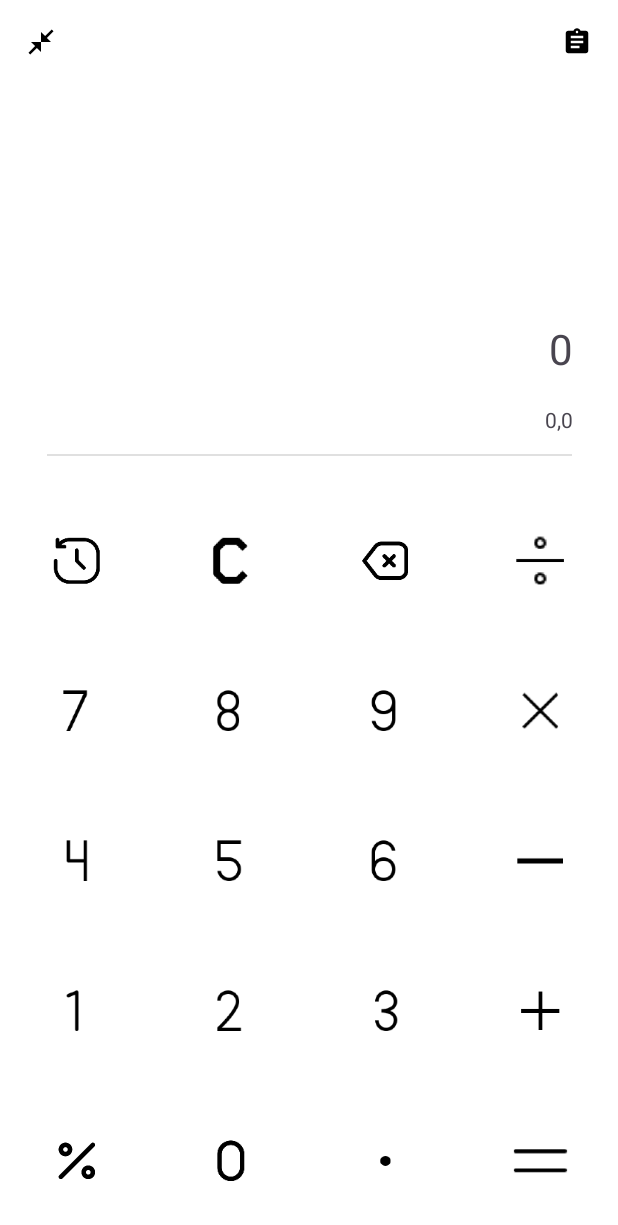
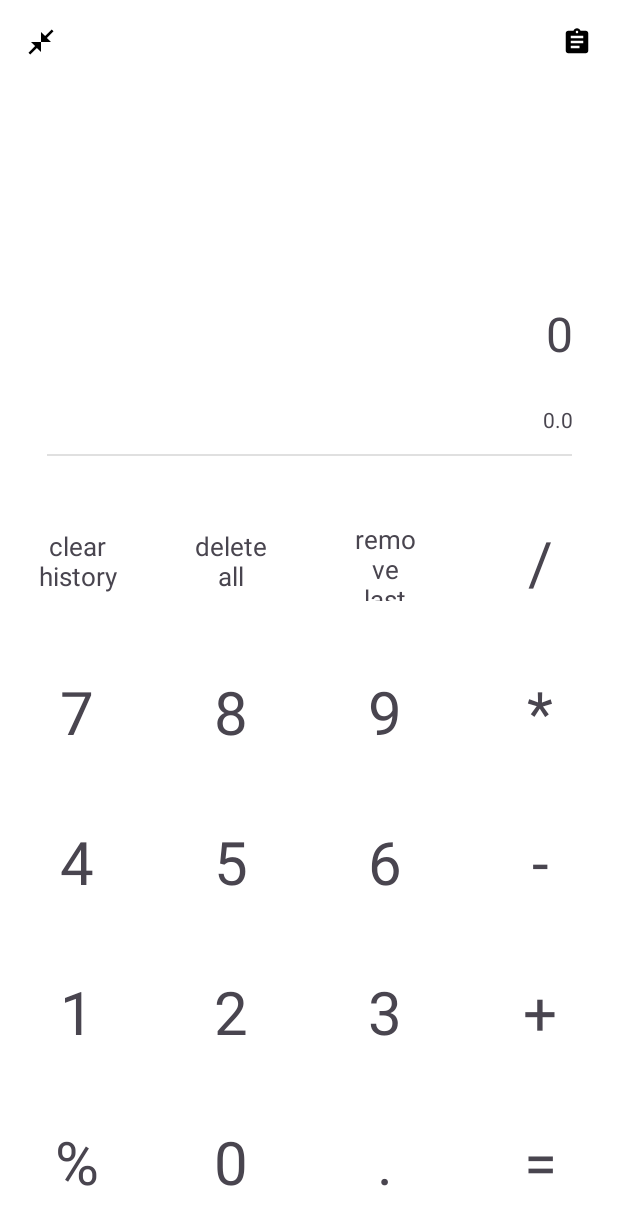
Before and after one commit to albedoVolkov/MyCalculator, an Android app: the screen it shows after launch (MainActivity), on a phone screen of 412 x 824 dp. Shown: the top 1225 px of the screen. Run offline under Robolectric (Android 15) with nearby library versions, the phone set to English and light mode, and no system bars.

Commit message:
3 commit - fix bags and update UI

```diff
--- a/app/build.gradle
+++ b/app/build.gradle
@@ -5,12 +5,12 @@ plugins {
 
 android {
     namespace 'com.example.mycalculator'
-    compileSdk 33
+    compileSdk 34
 
     defaultConfig {
         applicationId "com.example.mycalculator"
         minSdk 28
-        targetSdk 33
+        targetSdk 34
         versionCode 1
         versionName "1.0"
 
--- a/app/src/main/java/com/example/mycalculator/presentation/mainActivity/MainActivity.kt
+++ b/app/src/main/java/com/example/mycalculator/presentation/mainActivity/MainActivity.kt
@@ -49,7 +49,7 @@ class MainActivity : AppCompatActivity(), FromTaskActivityToMainActivity {
 
     private fun setObservers() {
         binding.textViewResultMainActivity.text = "0"
-        binding.textView1MainActivity.text = "0,0"
+        binding.textView1MainActivity.text = "0.0"
 
         viewModel.mainText.observe(this) {
             viewModel.filterItems("None")//usual
@@ -62,7 +62,7 @@ class MainActivity : AppCompatActivity(), FromTaskActivityToMainActivity {
             mainText = list.toString()
             binding.textViewResultMainActivity.text = mainText
 
-            resultText = showResult(list)
+            resultText = showResult(list.toString())
             binding.textView1MainActivity.text = resultText
 
             Log.d(TAG, "string = $mainText")
@@ -140,22 +140,27 @@ class MainActivity : AppCompatActivity(), FromTaskActivityToMainActivity {
             val result = Expression(expression).calculate()
             if (result.isNaN()) {
                 // Show Error Message
-                "0,0"
+                "0.0"
             } else {
                 // Show Result
                 DecimalFormat("0.######").format(result).toString()
             }
         } catch (e: Exception) {
             // Show Error Message
+            Log.d(TAG, "string = Error")
             "Error"
         }
-        return mainResult ?: "0,0"
+        return getOutputExpression(mainResult)
     }
 
     private fun getInputExpression(string : String): String {
         var expression = string.replace(Regex("÷"), "/")
         expression = expression.replace(Regex("×"), "*")
         return expression
+    }
+
+    private fun getOutputExpression(string : String): String {
+        return string.replace(Regex(","), ".")
     }
 
 
--- a/app/src/main/java/com/example/mycalculator/presentation/mainActivity/MainViewModel.kt
+++ b/app/src/main/java/com/example/mycalculator/presentation/mainActivity/MainViewModel.kt
@@ -19,17 +19,17 @@ class MainViewModel : ViewModel() {
 
     init {
         _mainText.value = ""
-        _showMainText.value = "0,0"
+        _showMainText.value = "0.0"
     }
 
 
     fun filterItems(filterType: String) {
         Log.d(TAG, "filterType is $filterType and list is ${_mainText.value}")
         _showMainText.value = when (filterType) {
-            "None" -> _mainText.value ?: "0,0"
-            "Zero" -> "0,0"
-            "Reversed" -> _mainText.value?.reversed() ?: "0,0"
-            else -> { "0,0" }
+            "None" -> _mainText.value ?: "0.0"
+            "Zero" -> "0.0"
+            "Reversed" -> _mainText.value?.reversed() ?: "0.0"
+            else -> { "0.0" }
         }
     }
 
--- a/app/src/main/res/drawable/button_selector.xml
+++ b/app/src/main/res/drawable/button_selector.xml
@@ -1,12 +1,14 @@
 <?xml version="1.0" encoding="utf-8"?>
 <selector xmlns:android="http://schemas.android.com/apk/res/android">
     <item android:state_pressed="false">
-        <shape android:shape="oval">
+        <shape android:shape="rectangle">
+            <corners android:radius="15dp"/>
             <solid android:color="@color/white"/>
         </shape>
     </item>
     <item android:state_pressed="true">
-        <shape android:shape="oval">
+        <shape android:shape="rectangle">
+            <corners android:radius="15dp"/>
             <solid android:color="@color/Gray_30" />
         </shape>
     </item>
--- a/app/src/main/res/layout/activity_main.xml
+++ b/app/src/main/res/layout/activity_main.xml
@@ -48,10 +48,10 @@
             <TextView
                 android:id="@+id/textView_result_main_activity"
                 android:layout_width="match_parent"
-                android:layout_height="50dp"
+                android:layout_height="70dp"
                 android:layout_marginHorizontal="30dp"
                 android:gravity="right|center_vertical"
-                android:textSize="28sp"
+                android:textSize="32sp"
                 app:layout_constraintBottom_toTopOf="@+id/textView_1_main_activity"
                 app:layout_constraintEnd_toEndOf="parent"
                 app:layout_constraintStart_toStartOf="parent"
--- a/app/src/main/res/layout/mini_buttons_fragment.xml
+++ b/app/src/main/res/layout/mini_buttons_fragment.xml
@@ -30,41 +30,49 @@
                 android:layout_weight="1"
                 android:orientation="horizontal">
 
-                <androidx.appcompat.widget.AppCompatImageView
+                <TextView
                     android:id="@+id/view1_1"
                     android:layout_width="80dp"
                     android:layout_height="match_parent"
                     android:layout_weight="1"
                     android:background="@drawable/button_selector"
-                    android:padding="27dp"
-                    android:src="@mipmap/close_history" />
+                    android:gravity="center"
+                    android:padding="23dp"
+                    android:text="clear history"
+                    android:textSize="17sp" />
 
-                <androidx.appcompat.widget.AppCompatImageView
+                <TextView
                     android:id="@+id/view1_2"
                     android:layout_width="80dp"
                     android:layout_height="match_parent"
                     android:layout_weight="1"
                     android:background="@drawable/button_selector"
-                    android:padding="27dp"
-                    android:src="@mipmap/c_button" />
+                    android:gravity="center"
+                    android:padding="23dp"
+                    android:text="delete all"
+                    android:textSize="17sp" />
 
-                <androidx.appcompat.widget.AppCompatImageView
+                <TextView
                     android:id="@+id/view1_3"
                     android:layout_width="80dp"
                     android:layout_height="match_parent"
                     android:layout_weight="1"
                     android:background="@drawable/button_selector"
-                    android:padding="27dp"
-                    android:src="@mipmap/remove_round" />
+                    android:gravity="center"
+                    android:padding="23dp"
+                    android:text="remove last"
+                    android:textSize="17sp" />
 
-                <androidx.appcompat.widget.AppCompatImageView
+                <TextView
                     android:id="@+id/view1_4"
                     android:layout_width="80dp"
                     android:layout_height="match_parent"
                     android:layout_weight="1"
                     android:background="@drawable/button_selector"
-                    android:padding="13dp"
-                    android:src="@mipmap/divide" />
+                    android:gravity="center"
+                    android:padding="23dp"
+                    android:text="/"
+                    android:textSize="40sp" />
             </LinearLayout>
 
             <LinearLayout
@@ -74,41 +82,49 @@
                 android:layout_weight="1"
                 android:orientation="horizontal">
 
-                <androidx.appcompat.widget.AppCompatImageView
+                <TextView
                     android:id="@+id/view2_1"
                     android:layout_width="80dp"
                     android:layout_height="match_parent"
                     android:layout_weight="1"
                     android:background="@drawable/button_selector"
+                    android:gravity="center"
                     android:padding="23dp"
-                    android:src="@mipmap/seven" />
+                    android:text=" 7 "
+                    android:textSize="40sp" />
 
-                <androidx.appcompat.widget.AppCompatImageView
+                <TextView
                     android:id="@+id/view2_2"
                     android:layout_width="80dp"
                     android:layout_height="match_parent"
                     android:layout_weight="1"
                     android:background="@drawable/button_selector"
+                    android:gravity="center"
                     android:padding="23dp"
-                    android:src="@mipmap/eight" />
+                    android:text=" 8 "
+                    android:textSize="40sp" />
 
-                <androidx.appcompat.widget.AppCompatImageView
+                <TextView
                     android:id="@+id/view2_3"
                     android:layout_width="80dp"
                     android:layout_height="match_parent"
                     android:layout_weight="1"
                     android:background="@drawable/button_selector"
+                    android:gravity="center"
                     android:padding="23dp"
-                    android:src="@mipmap/nine" />
+                    android:text="9"
+                    android:textSize="40sp" />
 
-                <androidx.appcompat.widget.AppCompatImageView
+                <TextView
                     android:id="@+id/view2_4"
                     android:layout_width="80dp"
                     android:layout_height="match_parent"
                     android:layout_weight="1"
                     android:background="@drawable/button_selector"
-                    android:padding="13dp"
-                    android:src="@mipmap/multiplication" />
+                    android:gravity="center"
+                    android:padding="23dp"
+                    android:text="*"
+                    android:textSize="40sp" />
             </LinearLayout>
 
             <LinearLayout
@@ -118,41 +134,49 @@
                 android:layout_weight="1"
                 android:orientation="horizontal">
 
-                <androidx.appcompat.widget.AppCompatImageView
+                <TextView
                     android:id="@+id/view3_1"
                     android:layout_width="80dp"
                     android:layout_height="match_parent"
                     android:layout_weight="1"
                     android:background="@drawable/button_selector"
+                    android:gravity="center"
                     android:padding="23dp"
-                    android:src="@mipmap/four" />
+                    android:text="4"
+                    android:textSize="40sp" />
 
-                <androidx.appcompat.widget.AppCompatImageView
+                <TextView
                     android:id="@+id/view3_2"
                     android:layout_width="80dp"
                     android:layout_height="match_parent"
                     android:layout_weight="1"
                     android:background="@drawable/button_selector"
+                    android:gravity="center"
                     android:padding="23dp"
-                    android:src="@mipmap/five" />
+                    android:text="5"
+                    android:textSize="40sp" />
 
-                <androidx.appcompat.widget.AppCompatImageView
+                <TextView
                     android:id="@+id/view3_3"
                     android:layout_width="80dp"
                     android:layout_height="match_parent"
                     android:layout_weight="1"
                     android:background="@drawable/button_selector"
+                    android:gravity="center"
                     android:padding="23dp"
-                    android:src="@mipmap/six" />
+                    android:text="6"
+                    android:textSize="40sp" />
 
-                <androidx.appcompat.widget.AppCompatImageView
+                <TextView
                     android:id="@+id/view3_4"
                     android:layout_width="80dp"
                     android:layout_height="match_parent"
                     android:layout_weight="1"
                     android:background="@drawable/button_selector"
-                    android:padding="20dp"
-                    android:src="@mipmap/minus" />
+                    android:gravity="center"
+                    android:padding="23dp"
+                    android:text="-"
+                    android:textSize="40sp" />
             </LinearLayout>
 
             <LinearLayout
@@ -162,41 +186,49 @@
                 android:layout_weight="1"
                 android:orientation="horizontal">
 
-                <androidx.appcompat.widget.AppCompatImageView
+                <TextView
                     android:id="@+id/view4_1"
                     android:layout_width="80dp"
                     android:layout_height="match_parent"
                     android:layout_weight="1"
                     android:background="@drawable/button_selector"
+                    android:gravity="center"
                     android:padding="23dp"
-                    android:src="@mipmap/one" />
+                    android:text="1"
+                    android:textSize="40sp" />
 
-                <androidx.appcompat.widget.AppCompatImageView
+                <TextView
                     android:id="@+id/view4_2"
                     android:layout_width="80dp"
                     android:layout_height="match_parent"
                     android:layout_weight="1"
                     android:background="@drawable/button_selector"
+                    android:gravity="center"
                     android:padding="23dp"
-                    android:src="@mipmap/two" />
+                    android:text="2"
+                    android:textSize="40sp" />
 
-                <androidx.appcompat.widget.AppCompatImageView
+                <TextView
                     android:id="@+id/view4_3"
                     android:layout_width="80dp"
                     android:layout_height="match_parent"
                     android:layout_weight="1"
                     android:background="@drawable/button_selector"
+                    android:gravity="center"
                     android:padding="23dp"
-                    android:src="@mipmap/three" />
+                    android:text="3"
+                    android:textSize="40sp" />
 
-                <androidx.appcompat.widget.AppCompatImageView
+                <TextView
                     android:id="@+id/view4_4"
                     android:layout_width="80dp"
                     android:layout_height="match_parent"
                     android:layout_weight="1"
                     android:background="@drawable/button_selector"
-                    android:padding="27dp"
-                    android:src="@mipmap/plus" />
+                    android:gravity="center"
+                    android:padding="23dp"
+                    android:text="+"
+                    android:textSize="40sp" />
         </LinearLayout>
 
         <LinearLayout
@@ -206,41 +238,49 @@
             android:layout_weight="1"
             android:orientation="horizontal">
 
-                <androidx.appcompat.widget.AppCompatImageView
+            <TextView
                 android:id="@+id/view5_1"
                 android:layout_width="80dp"
                 android:layout_height="match_parent"
                 android:layout_weight="1"
                 android:background="@drawable/button_selector"
-                    android:padding="32dp"
-                    android:src="@mipmap/persentage" />
+                android:gravity="center"
+                android:padding="23dp"
+                android:text="%"
+                android:textSize="40sp" />
 
-                <androidx.appcompat.widget.AppCompatImageView
+            <TextView
                 android:id="@+id/view5_2"
                 android:layout_width="80dp"
                 android:layout_height="match_parent"
                 android:layout_weight="1"
                 android:background="@drawable/button_selector"
+                android:gravity="center"
                 android:padding="23dp"
-                    android:src="@mipmap/zero" />
+                android:text="0"
+                android:textSize="40sp" />
 
-                <androidx.appcompat.widget.AppCompatImageView
+            <TextView
                 android:id="@+id/view5_3"
                 android:layout_width="80dp"
                 android:layout_height="match_parent"
                 android:layout_weight="1"
                 android:background="@drawable/button_selector"
-                    android:padding="40dp"
-                    android:src="@mipmap/dote" />
+                android:gravity="center"
+                android:padding="23dp"
+                android:text="."
+                android:textSize="40sp" />
 
-                <androidx.appcompat.widget.AppCompatImageView
+            <TextView
                 android:id="@+id/view5_4"
                 android:layout_width="80dp"
                 android:layout_height="match_parent"
                 android:layout_weight="1"
                 android:background="@drawable/button_selector"
-                    android:padding="20dp"
-                    android:src="@mipmap/equality" />
+                android:gravity="center"
+                android:padding="23dp"
+                android:text=" = "
+                android:textSize="40sp" />
         </LinearLayout>
     </LinearLayout>
 </androidx.constraintlayout.widget.ConstraintLayout>
```
Lines whose indentation alone changed are shown as unchanged.
